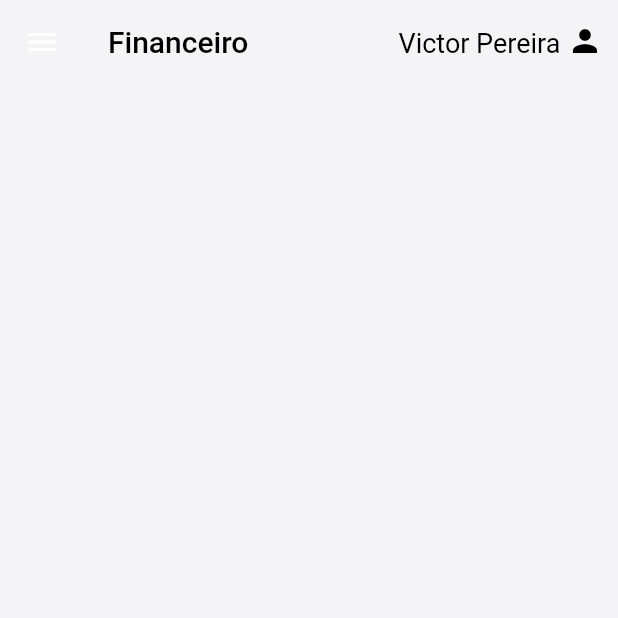
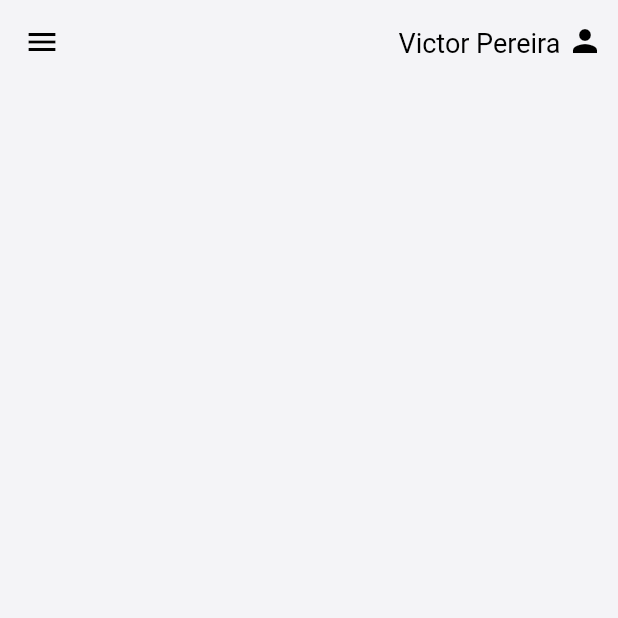
Before and after one commit to GabrielPauloT/financeiro_pi, a Flutter app: the screen it shows after launch, on a phone screen of 412 x 824 dp, the top half of it. Run offline on Flutter 3.47's test engine with Material 2 defaults, Android fonts, the phone set to English and light mode, and no system bars; our stand-ins replace animated_text_kit, data_table_2, fluttericon; missing offline and left inert: hovering.

Commit message:
AppBar - Concluida

```diff
--- a/lib/screens/home/components/custom_appbar.dart
+++ b/lib/screens/home/components/custom_appbar.dart
@@ -25,7 +25,10 @@ class _CustomAppBarState extends State<CustomAppBar> {
         builder: (BuildContext context) {
           return Visibility(
             child: IconButton(
-              icon: const Icon(Icons.menu),
+              icon: const Icon(
+                Icons.menu,
+                color: Colors.black,
+              ),
               onPressed: () {
                 Scaffold.of(context).openDrawer();
               },
@@ -38,7 +41,7 @@ class _CustomAppBarState extends State<CustomAppBar> {
           );
         },
       ),
-      title: const Text("Financeiro", style: TextStyle(color: Colors.black)),
+      /* title: const Text("Financeiro", style: TextStyle(color: Colors.black)), */
       backgroundColor: Colors.transparent,
       elevation: 0,
       actions: [
```
